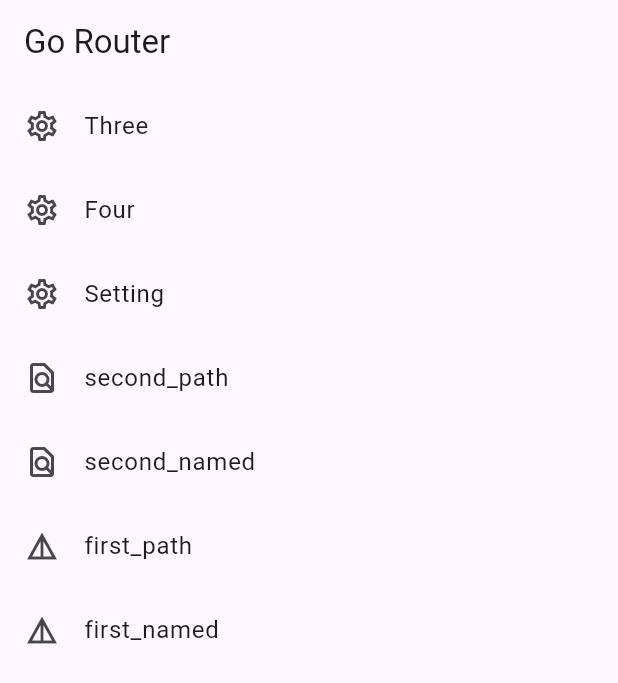
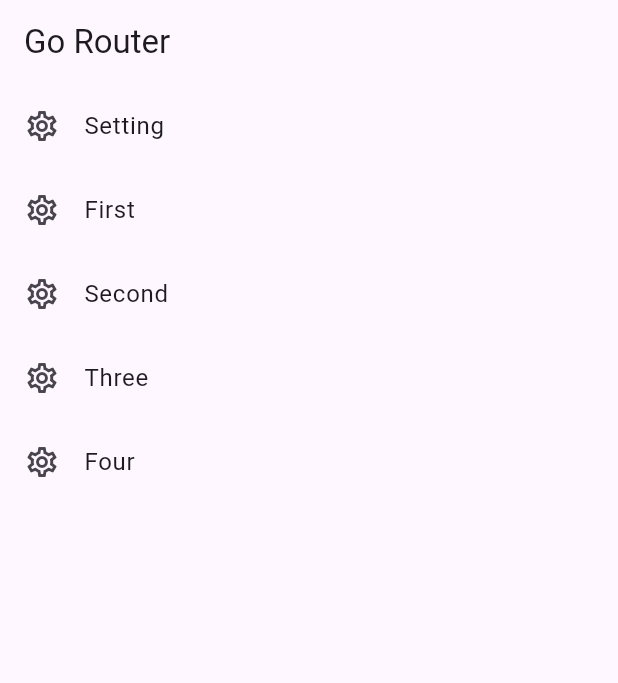
Before and after one commit to Shang2017/flutter_go_route_provider, a Flutter app: the screen it shows after launch, on a phone screen of 412 x 824 dp. Shown: the top 683 px of the screen. Run offline on Flutter 3.47's test engine with Material 3 defaults, Android fonts, the light colour scheme and no system bars; our stand-ins replace go_router.

Commit message:
use table to drive index_page

```diff
--- a/template/flutter_goroute_provide/lib/route/detail_routes.dart
+++ b/template/flutter_goroute_provide/lib/route/detail_routes.dart
@@ -1,4 +1,5 @@
 
+import 'package:flutter/material.dart';
 import 'package:go_router/go_router.dart';
 
 import '../views/index_page.dart';
@@ -10,11 +11,17 @@ import '../views/three_page.dart';
 import '../views/four_page.dart';
 
 
+
+typedef TapFunc = void  Function(BuildContext c);
+
 class RouteIndex{
-  RouteIndex(this.path, this.named,this.builder);
+  RouteIndex(this.path, this.named,this.builder,this.leading,this.title,this.onTap);
   String path;
   String named;
   final GoRouterWidgetBuilder? builder;
+  Widget  leading;
+  Widget  title;
+  final TapFunc onTap;
 }
 
 class DetailRoutes {
@@ -35,8 +42,18 @@ class DetailRoutes {
   static const String fourNamed = 'four_page';
 
    static List<RouteIndex> index = [
-    RouteIndex(homePath,homeNamed,(context, state) => const IndexPage()),
-    RouteIndex(settingPath,settingsNamed,(context, state) => const SettingPage()),
+    RouteIndex(homePath,homeNamed,
+              (context, state) => const IndexPage(),
+              Icon(Icons.settings_outlined),Text('Setting'),
+              (context) {
+                 GoRouter.of(context).push(DetailRoutes.settingPath);
+              },),
+    RouteIndex(settingPath,settingsNamed,
+              (context, state) => const SettingPage(),
+              Icon(Icons.settings_outlined),Text('Setting'),
+              (context) {
+                GoRouter.of(context).push(DetailRoutes.settingPath);
+              },),
     RouteIndex('$firstPath/:id',firstNamed,
         // GoRouter.of(context).pushNamed(AppRoutes.searchNamed, params: {'query': 'abcd'});
         // GoRouter.of(context).push('${AppRoutes.movieDetailPath}/654321');
@@ -44,7 +61,16 @@ class DetailRoutes {
               (context, state) {
                  final id = state.pathParameters ['id']!;
                 return FirsDetailPage(id: id);
-        }),
+              },
+              Icon(Icons.settings_outlined),Text('First'),
+              (context)  {
+              // 命令路由传递参数
+              GoRouter.of(context).pushNamed(
+                DetailRoutes.firstNamed,
+                // params 传递 `/` 隔开的参数
+                pathParameters : {'id': '123456'},
+              );
+              },),
     RouteIndex(secondPath,secondNamed,
         // GoRouter.of(context).pushNamed(AppRoutes.searchNamed, queryParams: {'query': 'abcd'});
         // GoRouter.of(context).push('${AppRoutes.searchPath}?query=flutter');
@@ -53,9 +79,27 @@ class DetailRoutes {
           // state.queryParams 接收用问号隔开的参数
                final query = state.uri.queryParameters['query'];
                return SecondPage(query: query!);
-        }
-      ),
-    RouteIndex(thirdPath,thirdNamed,(context, state) => ThirdPage()),
-    RouteIndex(fourPath,fourNamed,(context, state) => FourPage()),
+            },
+            Icon(Icons.settings_outlined),Text('Second'),
+            (context) {
+              GoRouter.of(context).pushNamed(
+                DetailRoutes.secondNamed,
+                // queryParams 传递问号隔开的参数
+                queryParameters: {'query': 'abcd'},
+              );
+            },),
+
+    RouteIndex(thirdPath,thirdNamed,
+            (context, state) => ThirdPage(),
+            Icon(Icons.settings_outlined),Text('Three'),
+            (context) {
+              GoRouter.of(context).push(DetailRoutes.thirdPath);
+            },),
+    RouteIndex(fourPath,fourNamed,
+            (context, state) => FourPage(),
+            Icon(Icons.settings_outlined),Text('Four'),
+            (context){
+              GoRouter.of(context).push(DetailRoutes.fourPath);
+            },),
   ];
 }
--- a/template/flutter_goroute_provide/lib/views/index_page.dart
+++ b/template/flutter_goroute_provide/lib/views/index_page.dart
@@ -7,79 +7,20 @@ import '../route/detail_routes.dart';
 class IndexPage extends StatelessWidget {
   const IndexPage({Key? key}) : super(key: key);
 
-  @override
+
+ @override
   Widget build(BuildContext context) {
     return Scaffold(
       appBar: AppBar(title: const Text('Go Router')),
       body: Column(
-        children: [
-          ListTile(
-            leading: const Icon(Icons.settings_outlined),
-            title: const Text('Three'),
+        children: List.generate(DetailRoutes.index.length-1, (idx) =>  ListTile(
+            leading: DetailRoutes.index[idx+1].leading,
+            title: DetailRoutes.index[idx+1].title,
             onTap: () {
-              GoRouter.of(context).push(DetailRoutes.thirdPath);
+              DetailRoutes.index[idx+1].onTap(context);
             },
-          ),
-          ListTile(
-            leading: const Icon(Icons.settings_outlined),
-            title: const Text('Four'),
-            onTap: () {
-              GoRouter.of(context).push(DetailRoutes.fourPath);
-            },
-          ),
-          ListTile(
-            leading: const Icon(Icons.settings_outlined),
-            title: const Text('Setting'),
-            onTap: () {
-              GoRouter.of(context).push(DetailRoutes.settingPath);
-            },
-          ),
-          ListTile(
-            leading: const Icon(Icons.find_in_page_outlined),
-            title: const Text('second_path'),
-            onTap: () {
-              GoRouter.of(context).push(
-                // 实际路径：/search?query=flutter
-                '${DetailRoutes.secondPath}?query=flutter',
-              );
-            },
-          ),
-          ListTile(
-            leading: const Icon(Icons.find_in_page_outlined),
-            title: const Text('second_named'),
-            onTap: () {
-              GoRouter.of(context).pushNamed(
-                DetailRoutes.secondNamed,
-                // queryParams 传递问号隔开的参数
-                queryParameters: {'query': 'abcd'},
-              );
-            },
-          ),
-          ListTile(
-            leading: const Icon(Icons.details_outlined),
-            title: const Text('first_path'),
-            onTap: () {
-              // 路径传递参数
-              GoRouter.of(context).push(
-                // 实际路径： /movie_detail/654321
-                '${DetailRoutes.firstPath}/654321',
-              );
-            },
-          ),
-          ListTile(
-            leading: const Icon(Icons.details_outlined),
-            title: const Text('first_named'),
-            onTap: () {
-              // 命令路由传递参数
-              GoRouter.of(context).pushNamed(
-                DetailRoutes.firstNamed,
-                // params 传递 `/` 隔开的参数
-                pathParameters : {'id': '123456'},
-              );
-            },
-          ),
-        ],
-      ),
+          )),
+    ),
     );
   }
 }
```
Lines whose indentation alone changed are shown as unchanged.
